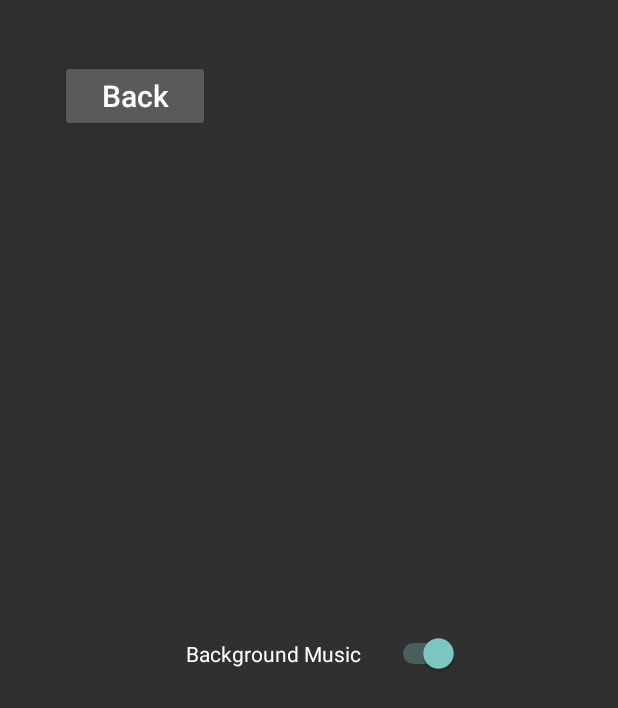
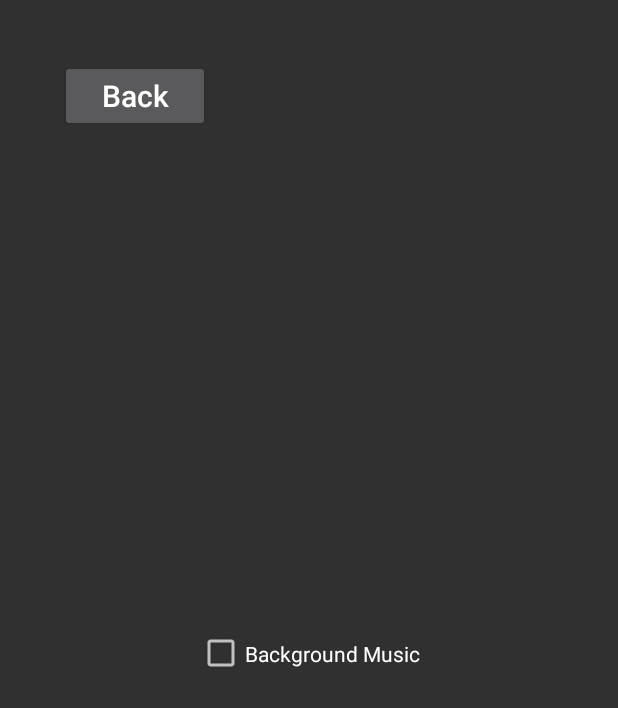
Before and after one commit to trollyhandle/AndUmGaming, an Android app: the fragment SettingsFragment placed in its activity, on a phone screen of 412 x 824 dp. Shown: the top 708 px of the screen. Run offline under Robolectric (Android 15) with nearby library versions, the phone set to English and light mode, and no system bars; 1 statement that could not run was skipped.

Commit message:
music toggle is a go
music can toggle back on now. changed slider to checkbox, checkbox
properly reflects whether music is on or off. doesn't crash anymore.

```diff
--- a/G370/app/src/main/java/com/example/andumgaming/g370/views/fragments/SettingsFragment.java
+++ b/G370/app/src/main/java/com/example/andumgaming/g370/views/fragments/SettingsFragment.java
@@ -9,7 +9,7 @@ import android.widget.Button;
 import android.widget.CheckBox;
 import android.view.LayoutInflater;
 import android.view.ViewGroup;
-import android.widget.Switch;
+
 
 import com.example.andumgaming.g370.R;
 import com.example.andumgaming.g370.views.MusicService;
@@ -20,7 +20,7 @@ import com.example.andumgaming.g370.views.MusicService;
  */
 public class SettingsFragment extends Fragment {
     private Button backButton;
-    private Switch bgMusic;
+    private CheckBox bgMusic;
 
 
 
@@ -50,22 +50,30 @@ public class SettingsFragment extends Fragment {
     public View onCreateView(LayoutInflater inflater, ViewGroup container,
                              Bundle savedInstanceState) {
         // Inflate the layout for this fragment
-        View view = inflater.inflate(R.layout.settings_fragment, container, false);
+        final View view = inflater.inflate(R.layout.settings_fragment, container, false);
         // Assigning layout file instances of these UI elements to their java counterparts
-        bgMusic = (Switch) view.findViewById(R.id.switch1);
+        bgMusic = (CheckBox) view.findViewById(R.id.checkBox);
+        //if else statement to set the slider to on or off depending on mPlayer state
+        if (MusicService.mPlayer.isPlaying() == true)
+            bgMusic.setChecked(true);
+        else
+            bgMusic.setChecked(false);
+
         backButton = (Button)view.findViewById(R.id.back);
 
-        // A click listener is defined to handle the callback from the RecipeAsyncTask
         bgMusic.setOnClickListener(new View.OnClickListener() {
 
             @Override
             public void onClick(View v) {
-                // Creating an inline concrete implementation of the listener to handle callback on the main thread
-                //MusicService musicService = new MusicService();
-
-                //musicService.stopMusic();
-
-                MusicService.mPlayer.stop();
+                //pauses music or resumes music onclick, also changes state of checkbox
+                if (MusicService.mPlayer.isPlaying() == true) {
+                    bgMusic.setChecked(false);
+                    MusicService.mPlayer.pause();
+                }
+                else {
+                    bgMusic.setChecked(true);
+                    MusicService.mPlayer.start();
+                }
             }
         });
 
--- a/G370/app/src/main/res/layout/settings_fragment.xml
+++ b/G370/app/src/main/res/layout/settings_fragment.xml
@@ -21,15 +21,15 @@
     android:layout_gravity="center"
     android:gravity="center_vertical|center_horizontal">
 
-    <Switch
-        android:layout_width="200dp"
+    <CheckBox
+        android:layout_width="wrap_content"
         android:layout_height="0dp"
-        android:text="@string/settings_switch"
-        android:id="@+id/switch1"
+        android:text="Background Music"
+        android:id="@+id/checkBox"
+        android:layout_gravity="center_horizontal"
         android:layout_weight="20"
-        android:gravity="center_vertical|center_horizontal"
-        android:checked="true"
-        android:layout_gravity="center" />
+        android:checked="false"
+        android:clickable="true" />
 
 </LinearLayout>
 
--- a/G370/app/src/main/res/values/strings.xml
+++ b/G370/app/src/main/res/values/strings.xml
@@ -26,7 +26,7 @@
     <!--
     Strings for settings_fragment
     -->
-    <string name="settings_switch">Background Music</string>
+    <string name="settings_checkbox">Background Music</string>
 
 
     <!--
```
